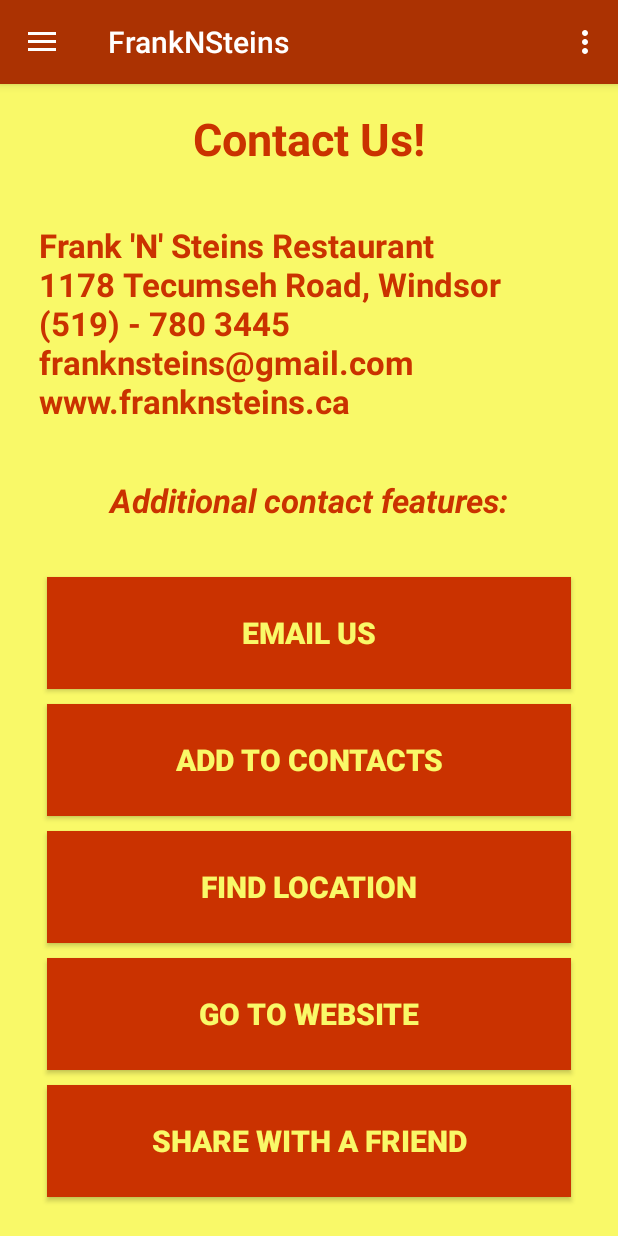
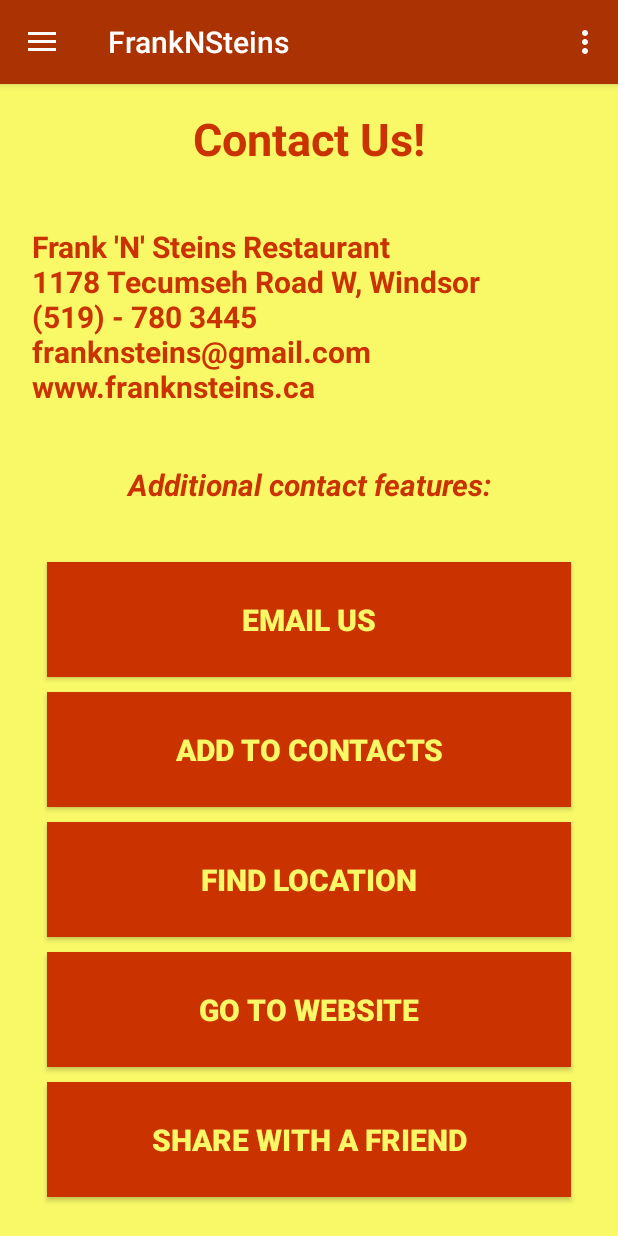
Before and after one commit to RyanPatrick26/FrankNSteins-Public, an Android app: the fragment ContactFragment placed in its activity, on a phone screen of 412 x 824 dp. Run offline under Robolectric (Android 15) with nearby library versions, the phone set to English and light mode, and no system bars.

```diff
--- a/app/src/main/res/layout/fragment_contact.xml
+++ b/app/src/main/res/layout/fragment_contact.xml
@@ -25,14 +25,14 @@
         android:layout_width="match_parent"
         android:layout_height="wrap_content"
         android:textAppearance="?android:attr/textAppearanceMedium"
-        android:text="Frank 'N' Steins Restaurant\n1178 Tecumseh Road, Windsor\n(519) - 780 3445\nfranknsteins@gmail.com\nwww.franknsteins.ca"
+        android:text="Frank 'N' Steins Restaurant\n1178 Tecumseh Road W, Windsor\n(519) - 780 3445\nfranknsteins@gmail.com\nwww.franknsteins.ca"
         android:id="@+id/contactInfoText"
-        android:textSize="22sp"
+        android:textSize="20sp"
         android:textStyle="bold"
         android:textColor="@color/frankTextColor"
         android:paddingTop="10dp"
-        android:layout_marginLeft="10dp"
-        android:layout_marginRight="10dp"
+        android:layout_marginLeft="5dp"
+        android:layout_marginRight="5dp"
         android:layout_weight="1" />
 
     <TextView
@@ -41,7 +41,7 @@
         android:textAppearance="?android:attr/textAppearanceMedium"
         android:text="Additional contact features:"
         android:id="@+id/additionalInfoText"
-        android:textSize="22sp"
+        android:textSize="20sp"
         android:textColor="@color/frankTextColor"
         android:textStyle="bold|italic"
         android:gravity="center_horizontal"
```
Also changed, not shown: app/src/main/java/com/example/install/franknsteins/ContactFragment.java (+64 -3 lines).
